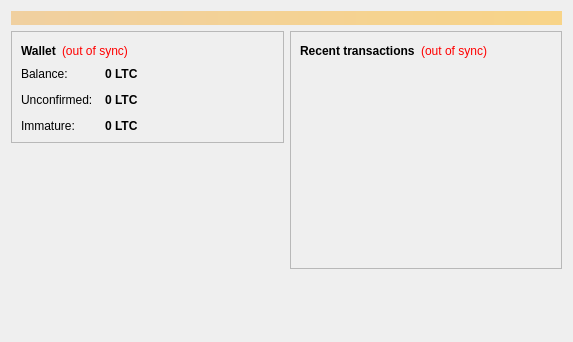
evcoin/evcoin, file src/qt/forms/overviewpage.ui: the form before one commit.
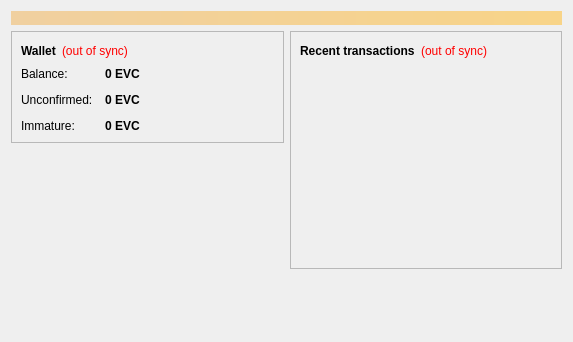
The form after the commit.

```diff
--- a/src/qt/forms/overviewpage.ui
+++ b/src/qt/forms/overviewpage.ui
@@ -122,7 +122,7 @@
                <string>Your current balance</string>
               </property>
               <property name="text">
-               <string notr="true">0 LTC</string>
+               <string notr="true">0 EVC</string>
               </property>
               <property name="textInteractionFlags">
                <set>Qt::LinksAccessibleByMouse|Qt::TextSelectableByKeyboard|Qt::TextSelectableByMouse</set>
@@ -151,7 +151,7 @@
                <string>Total of transactions that have yet to be confirmed, and do not yet count toward the current balance</string>
               </property>
               <property name="text">
-               <string notr="true">0 LTC</string>
+               <string notr="true">0 EVC</string>
               </property>
               <property name="textInteractionFlags">
                <set>Qt::LinksAccessibleByMouse|Qt::TextSelectableByKeyboard|Qt::TextSelectableByMouse</set>
@@ -177,7 +177,7 @@
                <string>Mined balance that has not yet matured</string>
               </property>
               <property name="text">
-               <string notr="true">0 LTC</string>
+               <string notr="true">0 EVC</string>
               </property>
               <property name="textInteractionFlags">
                <set>Qt::LinksAccessibleByMouse|Qt::TextSelectableByKeyboard|Qt::TextSelectableByMouse</set>
```
Left out of the diff: 4 changed lines with no effect on the pictures.
